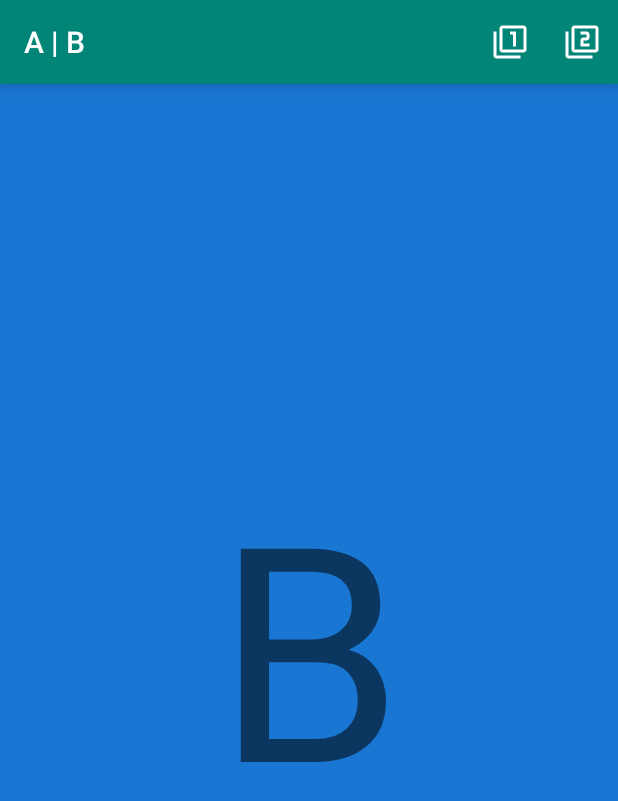
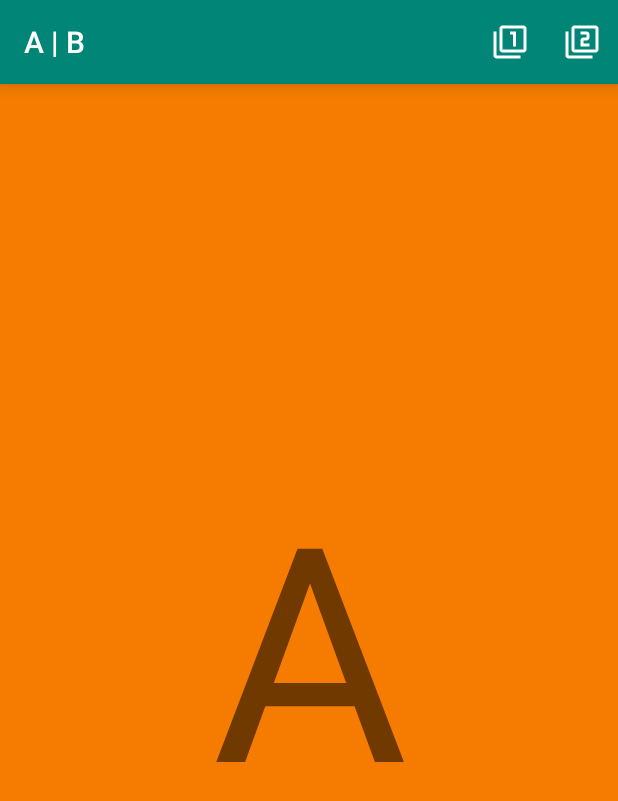
Before and after one commit to andreylitvintsev/A-B, an Android app: the fragment FragmentB placed in its activity, after a tap on "Go to A", on a phone screen of 412 x 824 dp. Shown: the top 801 px of the screen. Run offline under Robolectric (Android 15) with nearby library versions, the phone set to English and light mode, and no system bars; 1 statement that could not run was skipped.

Commit message:
Error with events flag

```diff
--- a/app/src/main/java/com/github/andreylitvintsev/transitionbetweenfragments/MainActivity.kt
+++ b/app/src/main/java/com/github/andreylitvintsev/transitionbetweenfragments/MainActivity.kt
@@ -5,6 +5,7 @@ import android.os.Bundle
 import android.view.Menu
 import android.view.MenuItem
 import androidx.appcompat.app.AppCompatActivity
+import com.github.andreylitvintsev.transitionbetweenfragments.fragmentcomposer.BaseFragment
 import com.github.andreylitvintsev.transitionbetweenfragments.fragmentcomposer.FragmentComposer
 import kotlinx.android.synthetic.main.activity_main.*
 
@@ -17,7 +18,10 @@ class MainActivity : AppCompatActivity() {
         setContentView(R.layout.activity_main)
         setSupportActionBar(toolbar)
 
-//        if (savedInstanceState == null) supportFragmentManager.beginTransaction().add(R.id.fragmentContainer, fragments[0]).commit()
+        if (savedInstanceState == null) supportFragmentManager.beginTransaction().add(
+            R.id.fragmentContainer,
+            fragments[0]
+        ).commit()
     }
 
     override fun onPrepareOptionsMenu(menu: Menu?): Boolean {
@@ -28,18 +32,11 @@ class MainActivity : AppCompatActivity() {
     override fun onOptionsItemSelected(item: MenuItem?): Boolean {
         return when (item?.itemId) {
             R.id.fragment1 -> {
+                openFragmentWithAnimation(fragments[0])
                 true
             }
             R.id.fragment2 -> {
-                FragmentComposer(supportFragmentManager)
-                    .add(R.id.fragmentContainer, FragmentA())
-                    .waitForViewLayoutChanged()
-                    .animate { view, baseFragment ->
-                        return@animate AnimatorInflater.loadAnimator(this, R.animator.show_up).apply {
-                            setTarget(view)
-                        }
-                    }
-                .letsGo()
+                openFragmentWithAnimation(fragments[1])
                 true
             }
 
@@ -47,4 +44,25 @@ class MainActivity : AppCompatActivity() {
         }
     }
 
+    private fun openFragmentWithAnimation(newFragment: BaseFragment) {
+        val currentFragment = supportFragmentManager.findFragmentById(R.id.fragmentContainer) as BaseFragment
+
+        FragmentComposer(supportFragmentManager)
+            .setTargetFragment(currentFragment)
+            .animate { view, _ ->
+                return@animate AnimatorInflater.loadAnimator(this, R.animator.move_to_back).apply {
+                    setTarget(view)
+                }
+            }
+            .add(R.id.fragmentContainer, newFragment)
+            .waitForViewLayoutChanged() // вьюха еще не готова для анимирования, проблема в том что не сбрасывается флаг у все время существующего фрагмента
+            .animate { view, _ ->
+                return@animate AnimatorInflater.loadAnimator(this, R.animator.show_up).apply {
+                    setTarget(view)
+                }
+            }
+            .remove(currentFragment)
+            .letsGo()
+    }
+
 }
--- a/app/src/main/java/com/github/andreylitvintsev/transitionbetweenfragments/fragmentcomposer/BaseFragment.kt
+++ b/app/src/main/java/com/github/andreylitvintsev/transitionbetweenfragments/fragmentcomposer/BaseFragment.kt
@@ -27,9 +27,9 @@ abstract class BaseFragment : Fragment(), View.OnLayoutChangeListener {
     }
 
     override fun onViewCreated(view: View, savedInstanceState: Bundle?) {
+        super.onViewCreated(view, savedInstanceState)
+
         view.addOnLayoutChangeListener(this)
-
-        super.onViewCreated(view, savedInstanceState)
 
         onViewCreatedListener?.invoke()
         viewCreated = true
@@ -65,7 +65,7 @@ abstract class BaseFragment : Fragment(), View.OnLayoutChangeListener {
     fun setOnResumeListener(needInvokeAfterEvent: Boolean = false, listener: () -> Unit) {
         onResumeListener = listener
         if (needInvokeAfterEvent && resumed) {
-            onViewCreatedListener?.invoke()
+            onResumeListener?.invoke()
             resumed = false
         }
     }
--- a/app/src/main/java/com/github/andreylitvintsev/transitionbetweenfragments/fragmentcomposer/FragmentComposer.kt
+++ b/app/src/main/java/com/github/andreylitvintsev/transitionbetweenfragments/fragmentcomposer/FragmentComposer.kt
@@ -30,6 +30,14 @@ class FragmentComposer(
         newCommand(CommandType.TRANSACTION) {
             currentFragment = baseFragment
             fragmentManager.beginTransaction().add(containerViewId, baseFragment).commit()
+            launchNextCommandForTransaction(baseFragment)
+        }
+        return this@FragmentComposer
+    }
+
+    fun setTargetFragment(baseFragment: BaseFragment): FragmentComposer {
+        newCommand(CommandType.TRANSACTION) {
+            currentFragment = baseFragment
             launchNextCommandForTransaction(baseFragment)
         }
         return this@FragmentComposer
@@ -80,8 +88,8 @@ class FragmentComposer(
     fun waitForViewLayoutChanged(): FragmentComposer {
         newCommand(CommandType.WAIT) {
             currentFragment?.setOnViewLayoutChanged(needInvokeAfterEvent = true) {
+                currentFragment?.setOnViewLayoutChanged(listener = null)
                 nextCommandDescriptor()?.command?.invoke()
-                currentFragment?.setOnViewLayoutChanged(listener = null)
             }
         }
         return this@FragmentComposer
--- a/app/src/main/res/animator/move_to_back.xml
+++ b/app/src/main/res/animator/move_to_back.xml
@@ -4,7 +4,7 @@
     <set android:ordering="together">
         <objectAnimator
                 android:propertyName="rotationX"
-                android:duration="1500"
+                android:duration="150"
                 android:valueFrom="0"
                 android:valueTo="10"
                 android:valueType="floatType"/>
--- a/app/src/main/res/animator/show_up.xml
+++ b/app/src/main/res/animator/show_up.xml
@@ -5,5 +5,5 @@
             android:valueFrom="1"
             android:valueTo="0"
             android:valueType="floatType"
-            android:duration="1500"/>
+            android:duration="300"/>
 </set>
```
